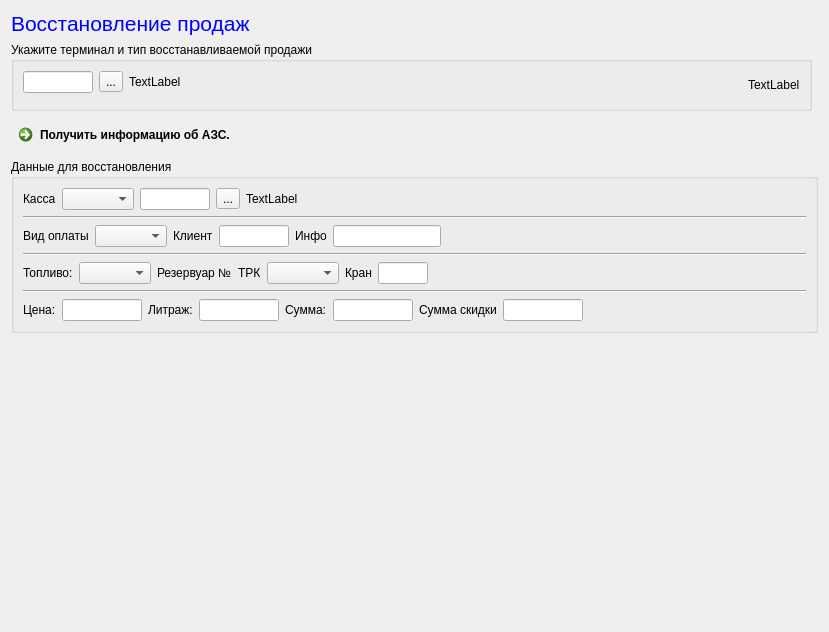
The window that lostcheckdialog.ui (rust3128/MPosEdit) describes before a commit, drawn with Qt 5.
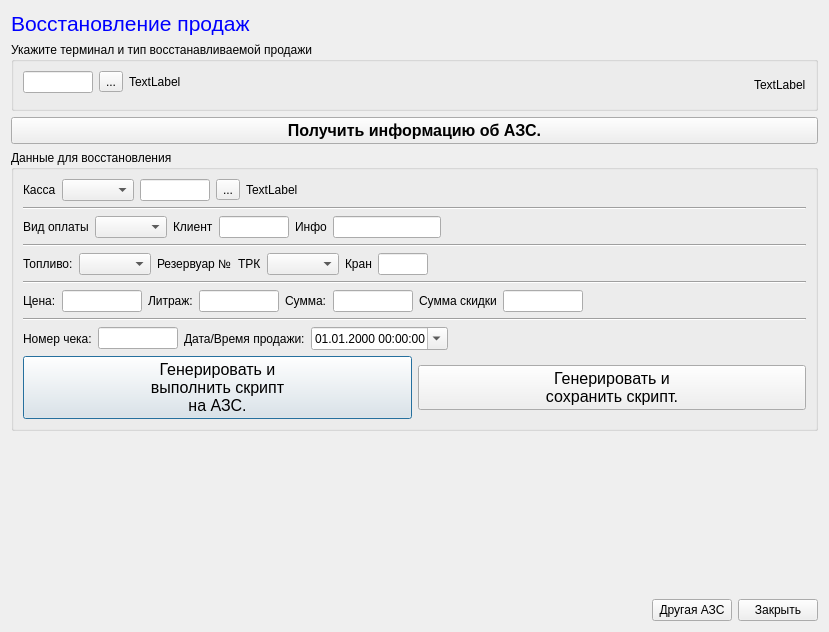
The same window after the commit. Icons and pictures are not drawn.

Diff of the .ui file:
```diff
--- a/lostcheckdialog.ui
+++ b/lostcheckdialog.ui
@@ -34,7 +34,7 @@
      </property>
     </widget>
    </item>
-   <item row="1" column="0">
+   <item row="1" column="0" colspan="2">
     <widget class="QGroupBox" name="groupBoxTerminals">
      <property name="title">
       <string>Укажите терминал и тип восстанавливаемой продажи</string>
@@ -84,19 +84,19 @@
      </layout>
     </widget>
    </item>
-   <item row="2" column="0" colspan="2">
-    <widget class="QCommandLinkButton" name="commandLinkButton">
-     <property name="text">
-      <string>Получить информацию об АЗС.</string>
-     </property>
-    </widget>
-   </item>
    <item row="3" column="0" colspan="2">
     <widget class="QGroupBox" name="groupBoxShifts">
      <property name="title">
       <string>Данные для восстановления</string>
      </property>
      <layout class="QGridLayout" name="gridLayout">
+      <item row="3" column="0" colspan="3">
+       <widget class="Line" name="line_2">
+        <property name="orientation">
+         <enum>Qt::Horizontal</enum>
+        </property>
+       </widget>
+      </item>
       <item row="0" column="0">
        <layout class="QHBoxLayout" name="horizontalLayout_4">
         <item>
@@ -111,61 +111,6 @@
         </item>
        </layout>
       </item>
-      <item row="0" column="1" colspan="2">
-       <layout class="QHBoxLayout" name="horizontalLayout_2">
-        <item>
-         <widget class="QLineEdit" name="lineEditShiftID">
-          <property name="sizePolicy">
-           <sizepolicy hsizetype="Fixed" vsizetype="Fixed">
-            <horstretch>0</horstretch>
-            <verstretch>0</verstretch>
-           </sizepolicy>
-          </property>
-          <property name="maximumSize">
-           <size>
-            <width>70</width>
-            <height>26</height>
-           </size>
-          </property>
-         </widget>
-        </item>
-        <item>
-         <widget class="QToolButton" name="toolButtonSelectShift">
-          <property name="text">
-           <string>...</string>
-          </property>
-         </widget>
-        </item>
-        <item>
-         <widget class="QLabel" name="labelShiftData">
-          <property name="text">
-           <string>TextLabel</string>
-          </property>
-         </widget>
-        </item>
-       </layout>
-      </item>
-      <item row="1" column="0" colspan="3">
-       <widget class="Line" name="line">
-        <property name="orientation">
-         <enum>Qt::Horizontal</enum>
-        </property>
-       </widget>
-      </item>
-      <item row="2" column="0" colspan="2">
-       <layout class="QHBoxLayout" name="horizontalLayout_5">
-        <item>
-         <widget class="QLabel" name="label_3">
-          <property name="text">
-           <string>Вид оплаты</string>
-          </property>
-         </widget>
-        </item>
-        <item>
-         <widget class="QComboBox" name="comboBoxPaytype"/>
-        </item>
-       </layout>
-      </item>
       <item row="2" column="2">
        <layout class="QHBoxLayout" name="horizontalLayout_6">
         <item>
@@ -229,13 +174,6 @@
         </item>
        </layout>
       </item>
-      <item row="3" column="0" colspan="3">
-       <widget class="Line" name="line_2">
-        <property name="orientation">
-         <enum>Qt::Horizontal</enum>
-        </property>
-       </widget>
-      </item>
       <item row="4" column="0" colspan="3">
        <layout class="QHBoxLayout" name="horizontalLayout_3">
         <item>
@@ -300,8 +238,8 @@
         </item>
        </layout>
       </item>
-      <item row="5" column="0" colspan="3">
-       <widget class="Line" name="line_3">
+      <item row="1" column="0" colspan="3">
+       <widget class="Line" name="line">
         <property name="orientation">
          <enum>Qt::Horizontal</enum>
         </property>
@@ -392,10 +330,174 @@
         </item>
        </layout>
       </item>
+      <item row="7" column="0" colspan="3">
+       <widget class="Line" name="line_4">
+        <property name="orientation">
+         <enum>Qt::Horizontal</enum>
+        </property>
+       </widget>
+      </item>
+      <item row="8" column="0" colspan="3">
+       <layout class="QHBoxLayout" name="horizontalLayout_8">
+        <item>
+         <widget class="QLabel" name="label_12">
+          <property name="text">
+           <string>Номер чека:</string>
+          </property>
+         </widget>
+        </item>
+        <item>
+         <widget class="QLineEdit" name="lineEditNumCheck">
+          <property name="maximumSize">
+           <size>
+            <width>80</width>
+            <height>16777215</height>
+           </size>
+          </property>
+         </widget>
+        </item>
+        <item>
+         <widget class="QLabel" name="label_11">
+          <property name="text">
+           <string>Дата/Время продажи:</string>
+          </property>
+         </widget>
+        </item>
+        <item>
+         <widget class="QDateTimeEdit" name="dateTimeCheck">
+          <property name="displayFormat">
+           <string>dd.MM.yyyy HH:mm:ss</string>
+          </property>
+          <property name="calendarPopup">
+           <bool>true</bool>
+          </property>
+         </widget>
+        </item>
+        <item>
+         <spacer name="horizontalSpacer_4">
+          <property name="orientation">
+           <enum>Qt::Horizontal</enum>
+          </property>
+          <property name="sizeHint" stdset="0">
+           <size>
+            <width>40</width>
+            <height>20</height>
+           </size>
+          </property>
+         </spacer>
+        </item>
+       </layout>
+      </item>
+      <item row="5" column="0" colspan="3">
+       <widget class="Line" name="line_3">
+        <property name="orientation">
+         <enum>Qt::Horizontal</enum>
+        </property>
+       </widget>
+      </item>
+      <item row="0" column="1" colspan="2">
+       <layout class="QHBoxLayout" name="horizontalLayout_2">
+        <item>
+         <widget class="QLineEdit" name="lineEditShiftID">
+          <property name="sizePolicy">
+           <sizepolicy hsizetype="Fixed" vsizetype="Fixed">
+            <horstretch>0</horstretch>
+            <verstretch>0</verstretch>
+           </sizepolicy>
+          </property>
+          <property name="maximumSize">
+           <size>
+            <width>70</width>
+            <height>26</height>
+           </size>
+          </property>
+         </widget>
+        </item>
+        <item>
+         <widget class="QToolButton" name="toolButtonSelectShift">
+          <property name="text">
+           <string>...</string>
+          </property>
+         </widget>
+        </item>
+        <item>
+         <widget class="QLabel" name="labelShiftData">
+          <property name="text">
+           <string>TextLabel</string>
+          </property>
+         </widget>
+        </item>
+       </layout>
+      </item>
+      <item row="2" column="0" colspan="2">
+       <layout class="QHBoxLayout" name="horizontalLayout_5">
+        <item>
+         <widget class="QLabel" name="label_3">
+          <property name="text">
+           <string>Вид оплаты</string>
+          </property>
+         </widget>
+        </item>
+        <item>
+         <widget class="QComboBox" name="comboBoxPaytype"/>
+        </item>
+       </layout>
+      </item>
+      <item row="9" column="0" colspan="3">
+       <layout class="QHBoxLayout" name="horizontalLayout_9">
+        <item>
+         <widget class="QPushButton" name="pushButtonRunScript">
+          <property name="font">
+           <font>
+            <pointsize>12</pointsize>
+           </font>
+          </property>
+          <property name="text">
+           <string>Генерировать и
+выполнить скрипт
+на АЗС.</string>
+          </property>
+          <property name="icon">
+           <iconset resource="resourse.qrc">
+            <normaloff>:/Image/golostcheck.png</normaloff>:/Image/golostcheck.png</iconset>
+          </property>
+          <property name="iconSize">
+           <size>
+            <width>64</width>
+            <height>64</height>
+           </size>
+          </property>
+         </widget>
+        </item>
+        <item>
+         <widget class="QPushButton" name="pushButtonSaveScript">
+          <property name="font">
+           <font>
+            <pointsize>12</pointsize>
+           </font>
+          </property>
+          <property name="text">
+           <string>Генерировать и
+сохранить скрипт.</string>
+          </property>
+          <property name="icon">
+           <iconset resource="resourse.qrc">
+            <normaloff>:/Image/sqlfile.png</normaloff>:/Image/sqlfile.png</iconset>
+          </property>
+          <property name="iconSize">
+           <size>
+            <width>64</width>
+            <height>64</height>
+           </size>
+          </property>
+         </widget>
+        </item>
+       </layout>
+      </item>
      </layout>
     </widget>
    </item>
-   <item row="4" column="0">
+   <item row="4" column="1">
     <spacer name="verticalSpacer">
      <property name="orientation">
       <enum>Qt::Vertical</enum>
@@ -408,6 +510,70 @@
      </property>
     </spacer>
    </item>
+   <item row="5" column="0" colspan="2">
+    <layout class="QHBoxLayout" name="horizontalLayout_10">
+     <item>
+      <spacer name="horizontalSpacer_5">
+       <property name="orientation">
+        <enum>Qt::Horizontal</enum>
+       </property>
+       <property name="sizeHint" stdset="0">
+        <size>
+         <width>40</width>
+         <height>20</height>
+        </size>
+       </property>
+      </spacer>
+     </item>
+     <item>
+      <widget class="QPushButton" name="pushButtonOtherAzs">
+       <property name="text">
+        <string>Другая АЗС</string>
+       </property>
+      </widget>
+     </item>
+     <item>
+      <widget class="QPushButton" name="pushButtonClose">
+       <property name="text">
+        <string>Закрыть</string>
+       </property>
+      </widget>
+     </item>
+    </layout>
+   </item>
+   <item row="2" column="0" colspan="2">
+    <widget class="QPushButton" name="pushButtonChecAzs">
+     <property name="font">
+      <font>
+       <pointsize>12</pointsize>
+       <weight>75</weight>
+       <bold>true</bold>
+      </font>
+     </property>
+     <property name="layoutDirection">
+      <enum>Qt::LeftToRight</enum>
+     </property>
+     <property name="text">
+      <string>Получить информацию об АЗС.</string>
+     </property>
+     <property name="icon">
+      <iconset resource="resourse.qrc">
+       <normaloff>:/Image/azs.png</normaloff>:/Image/azs.png</iconset>
+     </property>
+     <property name="iconSize">
+      <size>
+       <width>64</width>
+       <height>64</height>
+      </size>
+     </property>
+     <property name="checkable">
+      <bool>false</bool>
+     </property>
+     <property name="flat">
+      <bool>false</bool>
+     </property>
+    </widget>
+   </item>
   </layout>
  </widget>
  <resources/>
```
Left out of the diff: 4 changed lines with no effect on the pictures.
